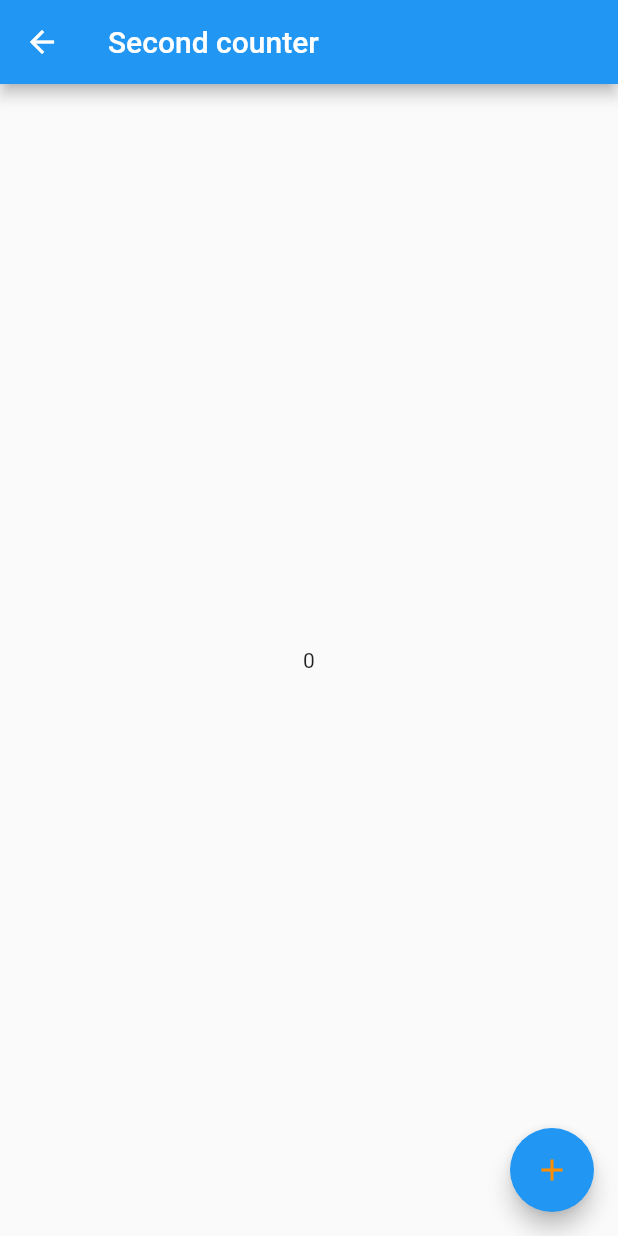
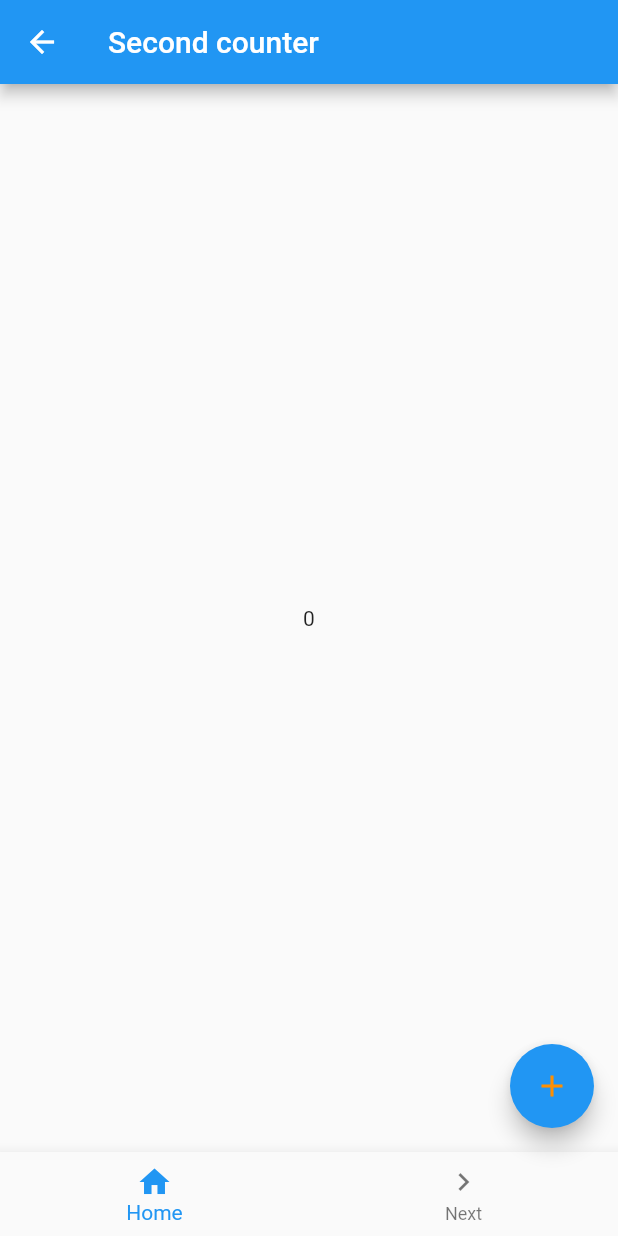
Before and after one commit to alejandro-nieto-git/getx_counter, a Flutter app: the SecondView screen opened by its route, on a phone screen of 412 x 824 dp. Run offline on Flutter 3.47's test engine with Material 2 defaults, Android fonts, the phone set to English and light mode, and no system bars; our stand-ins replace get.

Commit message:
Added bottom bar to the other view too. Refactor needed.

```diff
--- a/lib/second_view.dart
+++ b/lib/second_view.dart
@@ -3,7 +3,6 @@ import 'package:get/get.dart';
 import 'home_controller.dart';
 
 class SecondView extends GetView<HomeController> {
-
   @override
   Widget build(context) => Scaffold(
       appBar: AppBar(title: Text("Second counter")),
@@ -14,5 +13,22 @@ class SecondView extends GetView<HomeController> {
         child: Icon(Icons.add),
         onPressed: controller.increment,
         foregroundColor: Colors.amber[800],
+      ),
+      bottomNavigationBar: BottomNavigationBar(
+        items: const <BottomNavigationBarItem>[
+          BottomNavigationBarItem(
+            icon: Icon(Icons.home),
+            label: "Home",
+          ),
+          BottomNavigationBarItem(
+            icon: Icon(Icons.navigate_next),
+            label: "Next",
+          ),
+        ],
+        onTap: (index) {
+          if (index == 1) {
+            Get.to(SecondView());
+          }
+        },
       ));
 }
```
